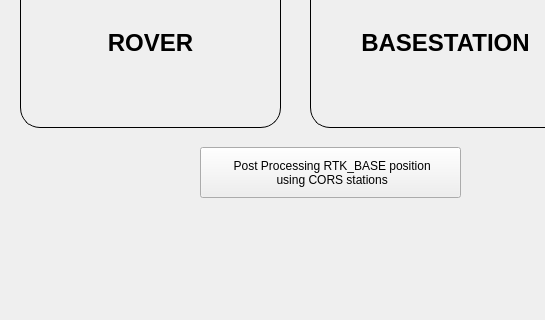
First picture: the form in RTKBASE/mainwindow.ui, repository Francklin2/RTKLIB_Touchscreen_GUI, before the edit; both pictures show x 0 to 545 and y 160 to 480 of the 800 by 480 pixel window.
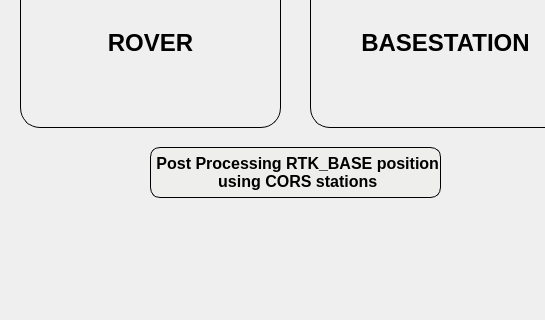
Second picture: the form after the edit.

Commit message: Change design of the post process interface

What changed in the file:
```diff
--- a/RTKBASE/mainwindow.ui
+++ b/RTKBASE/mainwindow.ui
@@ -261,12 +261,26 @@
    <widget class="QPushButton" name="RTK_BASE_position">
     <property name="geometry">
      <rect>
-      <x>200</x>
+      <x>150</x>
       <y>290</y>
-      <width>261</width>
+      <width>291</width>
       <height>51</height>
      </rect>
     </property>
+    <property name="font">
+     <font>
+      <pointsize>12</pointsize>
+      <weight>75</weight>
+      <bold>true</bold>
+     </font>
+    </property>
+    <property name="styleSheet">
+     <string notr="true">background-color: rgb(238, 238, 236);
+border-style: solid;
+border-color: black;
+border-width: 1px;
+border-radius: 10px;</string>
+    </property>
     <property name="text">
      <string> Post Processing RTK_BASE position 
   using CORS stations </string>
```
The commit also changes 3 other files.
